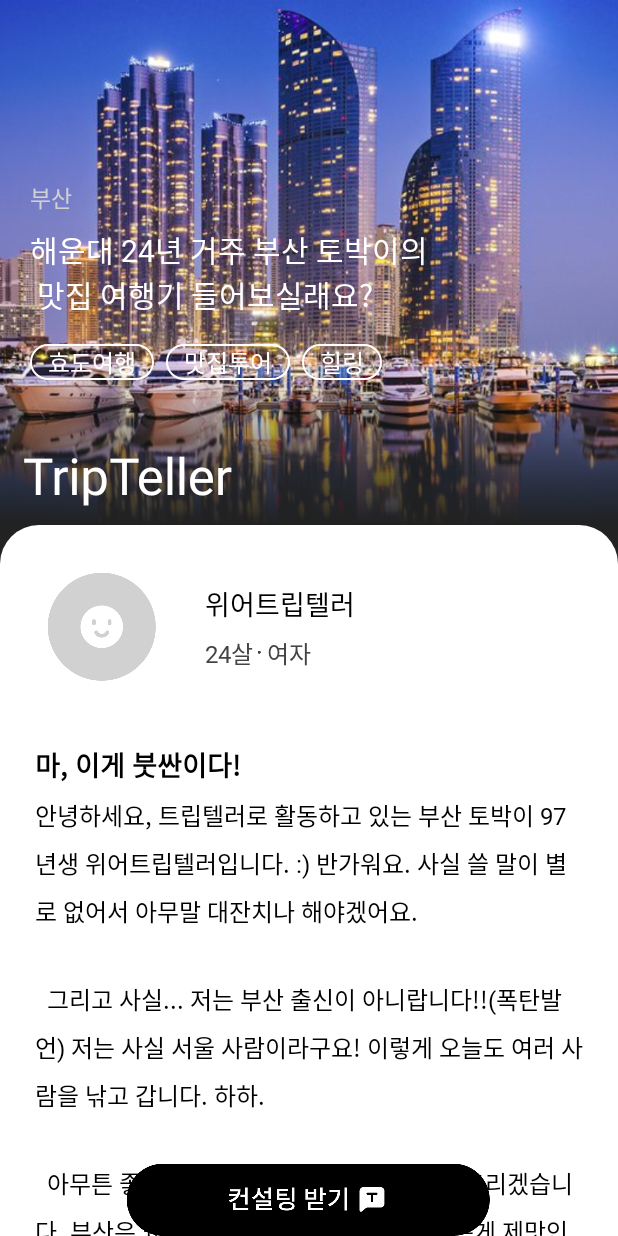
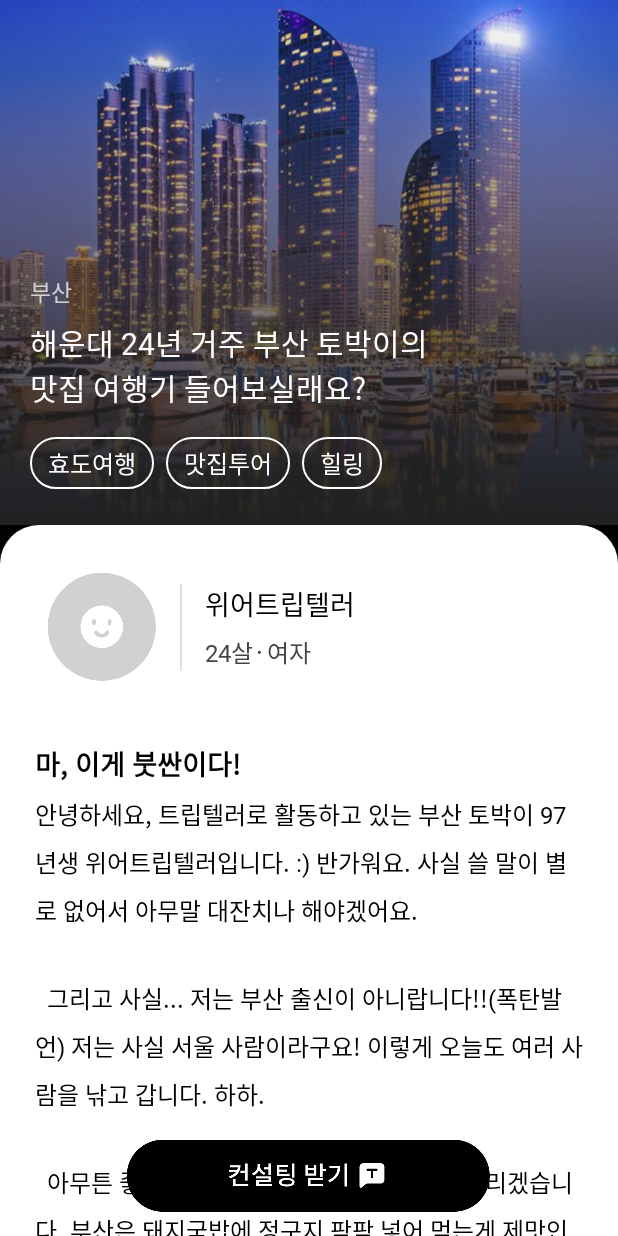
Before and after one commit to Trip-Teller/TripTeller-ANDROID, an Android app: the DetailActivity screen opened directly, with no data from a screen before it, on a phone screen of 412 x 824 dp. Run offline under Robolectric (Android 15) with nearby library versions, the phone set to English and light mode, and no system bars.

Commit message:
디테일 수정

```diff
--- a/app/src/main/AndroidManifest.xml
+++ b/app/src/main/AndroidManifest.xml
@@ -19,7 +19,8 @@
                 <category android:name="android.intent.category.LAUNCHER" />
             </intent-filter>
         </activity>
-        <activity android:name=".ui.home.Detail.DetailActivity" />
+        <activity android:name=".ui.home.Detail.DetailActivity"
+            android:theme="@style/noStatus"/>
     </application>
 
 </manifest>
--- a/app/src/main/java/com/our/tripteller/ui/home/Detail/DetailActivity.kt
+++ b/app/src/main/java/com/our/tripteller/ui/home/Detail/DetailActivity.kt
@@ -12,8 +12,6 @@
         setContentView(R.layout.activity_detail)
 
         var detailHashtagAdapter = DetailHashtagAdapter(view.context)
-        setSupportActionBar(toolbar)
-        supportActionBar!!.setDisplayHomeAsUpEnabled(false)
 
         act_detail_rv_hashtag.adapter = detailHashtagAdapter
         act_detail_rv_hashtag.layoutManager = LinearLayoutManager(applicationContext, LinearLayoutManager.HORIZONTAL, false)
--- a/app/src/main/res/drawable/black_top_gradation.xml
+++ b/app/src/main/res/drawable/black_top_gradation.xml
@@ -4,5 +4,5 @@
     <gradient
         android:angle="90"
         android:startColor="@android:color/transparent"
-        android:endColor="#212121"/>
+        android:endColor="@color/black"/>
 </shape>
--- a/app/src/main/res/layout/activity_detail.xml
+++ b/app/src/main/res/layout/activity_detail.xml
@@ -1,108 +1,83 @@
 <?xml version="1.0" encoding="utf-8"?>
-
-<FrameLayout xmlns:android="http://schemas.android.com/apk/res/android"
+<androidx.coordinatorlayout.widget.CoordinatorLayout xmlns:android="http://schemas.android.com/apk/res/android"
     xmlns:app="http://schemas.android.com/apk/res-auto"
     xmlns:tools="http://schemas.android.com/tools"
     android:layout_width="match_parent"
     android:layout_height="wrap_content"
-    tools:context=".ui.home.Detail.DetailActivity">
-
-    <androidx.coordinatorlayout.widget.CoordinatorLayout
-        android:layout_width="match_parent"
-        android:layout_height="match_parent"
-        android:background="@drawable/black_bottom_gradation"
+    tools:context=".ui.home.Detail.DetailActivity"
     android:fitsSystemWindows="true">
 
     <com.google.android.material.appbar.AppBarLayout
         android:id="@+id/appBarLayout"
         android:layout_width="match_parent"
         android:layout_height="350dp"
-            android:fitsSystemWindows="true"
-            android:theme="@style/ThemeOverlay.MaterialComponents.Dark">
+        android:fitsSystemWindows="true">
 
             <com.google.android.material.appbar.CollapsingToolbarLayout
                 android:layout_width="match_parent"
                 android:layout_height="match_parent"
                 android:fitsSystemWindows="true"
-                app:contentScrim="@color/black"
+                app:contentScrim="@android:color/transparent"
+                app:scrimAnimationDuration="600"
                 app:expandedTitleMarginBottom="20dp"
                 app:expandedTitleMarginStart="15dp"
-                app:layout_scrollFlags="scroll|exitUntilCollapsed|snap">
+                app:layout_scrollFlags="scroll|exitUntilCollapsed">
 
-                <FrameLayout
+                <androidx.constraintlayout.widget.ConstraintLayout
                     android:layout_width="match_parent"
-                    android:layout_height="wrap_content"
-                    android:layout_gravity="bottom"
-                    android:orientation="vertical"
-                    app:layout_collapseMode="pin">
+                    android:layout_height="match_parent"
+                    app:layout_collapseMode="parallax">
 
                     <ImageView
+                        android:id="@+id/iv_mainimg"
                         android:layout_width="match_parent"
                         android:layout_height="match_parent"
                         android:fitsSystemWindows="true"
+                        android:foreground="@drawable/black_bottom_gradation"
                         android:scaleType="centerCrop"
                         android:src="@drawable/busan"
-                        app:layout_collapseMode="pin" />
-
-                    <View
-                        android:layout_width="match_parent"
-                        android:layout_height="100dp"
-                        android:layout_gravity="bottom"
-                        android:background="@drawable/black_bottom_gradation" />
-
-                    <androidx.constraintlayout.widget.ConstraintLayout
-                        android:layout_width="match_parent"
-                        android:layout_height="wrap_content"
-                        android:layout_marginHorizontal="20dp"
-                        android:layout_marginBottom="24dp">
-
-                        <TextView
-                            android:id="@+id/textView"
-                            android:layout_width="wrap_content"
-                            android:layout_height="wrap_content"
-                            android:layout_marginTop="120dp"
-                            android:fontFamily="@font/noto_sans_kr_regular"
-                            android:text="부산"
-                            android:textColor="@color/tripteller_grey_04_2"
-                            android:textSize="15sp"
+                        app:layout_collapseMode="parallax"
+                        app:layout_constraintEnd_toEndOf="parent"
                         app:layout_constraintStart_toStartOf="parent"
                         app:layout_constraintTop_toTopOf="parent" />
 
                     <TextView
-                            android:id="@+id/textView4"
+                        android:id="@+id/tv_region"
+                        android:layout_width="wrap_content"
+                        android:layout_height="wrap_content"
+                        android:fontFamily="@font/noto_sans_kr_regular"
+                        android:text="부산"
+                        android:includeFontPadding="false"
+                        android:layout_marginBottom="8dp"
+                        android:textColor="@color/tripteller_grey_04_2"
+                        android:textSize="15sp"
+                        app:layout_collapseMode="pin"
+                        app:layout_constraintBottom_toTopOf="@+id/tv_intro"
+                        app:layout_constraintStart_toStartOf="@+id/tv_intro" />
+
+                    <TextView
+                        android:id="@+id/tv_intro"
                         style="@style/TextStyle3"
                         android:layout_width="wrap_content"
                         android:layout_height="wrap_content"
-                            android:layout_marginTop="8dp"
-                            android:text="해운대 24년 거주 부산 토박이의 \n
-맛집 여행기 들어보실래요?"
+                        android:layout_marginBottom="18dp"
+                        android:includeFontPadding="false"
+                        android:text="해운대 24년 거주 부산 토박이의 \n맛집 여행기 들어보실래요?"
                         android:textColor="@color/white"
-                            app:layout_constraintStart_toStartOf="parent"
-                            app:layout_constraintTop_toBottomOf="@+id/textView" />
+                        app:layout_constraintBottom_toTopOf="@+id/act_detail_rv_hashtag"
+                        app:layout_constraintStart_toStartOf="@+id/act_detail_rv_hashtag" />
 
                     <androidx.recyclerview.widget.RecyclerView
                         android:id="@+id/act_detail_rv_hashtag"
                         android:layout_width="wrap_content"
                         android:layout_height="wrap_content"
-                            android:layout_marginTop="18dp"
-                            app:layout_constraintStart_toStartOf="parent"
-                            app:layout_constraintTop_toBottomOf="@+id/textView4"
+                        android:layout_marginBottom="24dp"
+                        android:layout_marginStart="20dp"
+                        app:layout_constraintBottom_toBottomOf="@+id/iv_mainimg"
+                        app:layout_constraintStart_toStartOf="@+id/iv_mainimg"
                         tools:itemCount="1"
                         tools:listitem="@layout/item_detail_hashtag" />
                     </androidx.constraintlayout.widget.ConstraintLayout>
-
-
-                </FrameLayout>
-
-                <androidx.appcompat.widget.Toolbar
-                    android:id="@+id/toolbar"
-                    android:layout_width="match_parent"
-                    android:layout_height="0dp"
-                    android:theme="@style/ThemeOverlay.MaterialComponents.Light"
-                    app:contentInsetStart="0dp"
-                    app:contentInsetStartWithNavigation="0dp"
-                    app:layout_collapseMode="pin" />
-
             </com.google.android.material.appbar.CollapsingToolbarLayout>
         </com.google.android.material.appbar.AppBarLayout>
 
@@ -111,6 +86,7 @@
             android:layout_height="wrap_content"
             android:background="@drawable/black_top_gradation"
             android:overScrollMode="never"
+            android:clipToPadding="false"
             app:layout_behavior="com.google.android.material.appbar.AppBarLayout$ScrollingViewBehavior">
 
 
@@ -118,6 +94,7 @@
                 android:layout_width="match_parent"
                 android:layout_height="wrap_content"
                 android:background="@drawable/white_top_roundbox"
+                android:paddingBottom="92dp"
                 android:orientation="vertical">
 
                 <androidx.constraintlayout.widget.ConstraintLayout
@@ -138,7 +115,7 @@
                     <View
                         android:id="@+id/view"
                         android:layout_width="1dp"
-                        android:layout_height="wrap_content"
+                        android:layout_height="58dp"
                         android:layout_marginStart="16dp"
                         android:background="@color/grey_01_2"
                         app:layout_constraintBottom_toBottomOf="@+id/act_detail_img_profile"
@@ -152,6 +129,7 @@
                         android:layout_marginLeft="15dp"
                         android:fontFamily="@font/noto_sans_kr_bold"
                         android:text="위어트립텔러"
+                        android:includeFontPadding="false"
                         android:textColor="@color/black"
                         android:textSize="18sp"
                         app:layout_constraintBottom_toTopOf="@+id/textView3"
@@ -164,6 +142,7 @@
                         android:layout_height="wrap_content"
                         android:fontFamily="@font/noto_sans_kr_regular"
                         android:text="24살"
+                        android:includeFontPadding="false"
                         android:textColor="@color/greyish_brown"
                         android:textSize="16sp"
                         android:textStyle="normal"
@@ -188,6 +167,7 @@
                         android:layout_marginStart="4dp"
                         android:fontFamily="@font/noto_sans_kr_regular"
                         android:text="여자"
+                        android:includeFontPadding="false"
                         android:textColor="@color/greyish_brown"
                         android:textSize="16sp"
                         app:layout_constraintBottom_toBottomOf="@+id/textView3"
@@ -204,6 +184,7 @@
                     android:layout_marginTop="10dp"
                     android:fontFamily="@font/noto_sans_kr_bold"
                     android:text="마, 이게 붓싼이다! "
+                    android:includeFontPadding="false"
                     android:textColor="@color/black"
                     android:textSize="18sp"
                     android:textStyle="bold" />
@@ -222,7 +203,6 @@
 
 아무튼 좋은 여행을 위해 제가 컨설팅을 해 드리겠습니다. 부산은 돼지국밥에 정구지 팍팍 넣어 먹는게 제맛인데 말이죠. 부산이 그립네요... 후우... 진수야.. 잘 지내니...?"
                     android:textColor="@color/black"
-
                     android:textSize="16sp"
                     android:textStyle="normal" />
 
@@ -233,7 +213,6 @@
                     android:layout_marginTop="28dp"
                     android:background="@drawable/iceblue_roundbox"
                     android:orientation="vertical"
-                    android:layout_margin="12dp"
                     android:paddingHorizontal="12dp">
 
                     <TextView
@@ -298,13 +277,11 @@
             </LinearLayout>
         </androidx.core.widget.NestedScrollView>
 
-
-    </androidx.coordinatorlayout.widget.CoordinatorLayout>
-
     <ImageView
         android:layout_width="wrap_content"
         android:layout_height="wrap_content"
+        android:layout_marginBottom="16dp"
         android:layout_gravity="bottom|center_horizontal"
         android:src="@drawable/btn_getconsult"/>
 
-</FrameLayout>
+</androidx.coordinatorlayout.widget.CoordinatorLayout>
--- a/app/src/main/res/layout/item_detail_hashtag.xml
+++ b/app/src/main/res/layout/item_detail_hashtag.xml
@@ -3,7 +3,7 @@
     xmlns:app="http://schemas.android.com/apk/res-auto"
     android:layout_width="wrap_content"
     android:layout_height="wrap_content"
-    android:background="@drawable/white_roundstroke_17"
+    android:background="@drawable/white_roundstroke_24"
     android:layout_marginRight="8dp">
 
     <TextView
@@ -16,6 +16,8 @@
         android:textColor="@color/white"
         android:textSize="16sp"
         android:textStyle="normal"
+        android:includeFontPadding="false"
+        android:paddingVertical="5dp"
         app:layout_constraintBottom_toBottomOf="parent"
         app:layout_constraintEnd_toEndOf="parent"
         app:layout_constraintStart_toStartOf="parent"
--- a/app/src/main/res/layout/item_home.xml
+++ b/app/src/main/res/layout/item_home.xml
@@ -26,7 +26,7 @@
         android:includeFontPadding="false"
         android:layout_marginBottom="8dp"
         android:text="부산"
-        android:textColor="@color/gray04"
+        android:textColor="@color/tripteller_grey_04_2"
         android:textFontWeight="400"
         android:textSize="15dp"
         app:layout_constraintBottom_toTopOf="@+id/tv_intro"
--- a/app/src/main/res/values/styles.xml
+++ b/app/src/main/res/values/styles.xml
@@ -10,6 +10,14 @@
         <item name="android:windowActivityTransitions">true</item>
         <item name="android:windowBackground">@color/white</item>
     </style>
+
+    <style name="noStatus" parent="Theme.AppCompat.Light.DarkActionBar">
+        <item name="windowNoTitle">true</item>
+        <item name="windowActionBar">false</item>
+        <item name="android:windowFullscreen">true</item>
+    </style>
+
+    <style name="AppTheme.AppBarOverlay" parent="ThemeOverlay.AppCompat.Dark.ActionBar"/>
 
     <style name="TextStyle3">
         <item name="android:fontFamily">@font/noto_sans_kr_medium</item>
```
Lines whose indentation alone changed are shown as unchanged.
